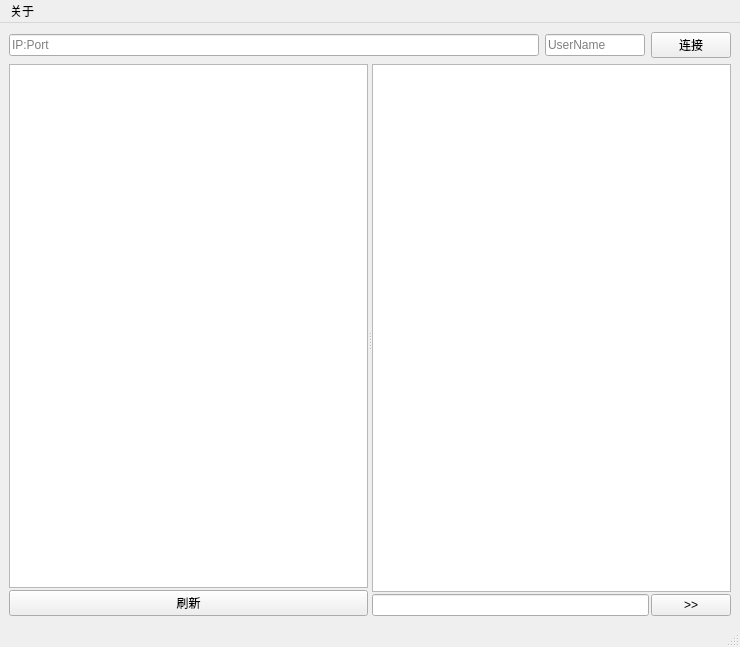
Before: the Qt Designer form mainwindow.ui in I-Info/QAQ-Desktop-Qt, drawn with Qt 5.
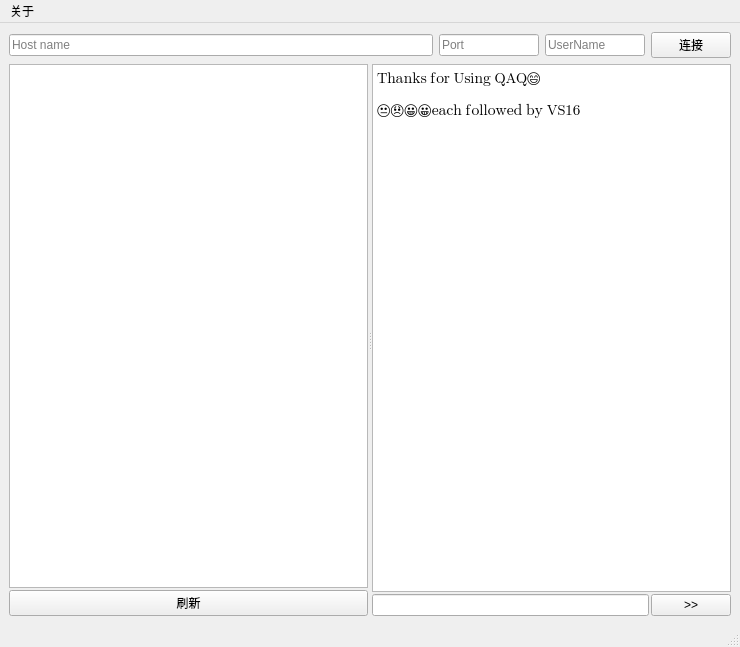
After: the same form once the commit is applied.

Commit message: Host name support

```diff
--- a/mainwindow.ui
+++ b/mainwindow.ui
@@ -28,7 +28,23 @@
            <string/>
           </property>
           <property name="placeholderText">
-           <string>IP:Port</string>
+           <string>Host name</string>
+          </property>
+         </widget>
+        </item>
+        <item>
+         <widget class="QLineEdit" name="serverPort">
+          <property name="maximumSize">
+           <size>
+            <width>100</width>
+            <height>16777215</height>
+           </size>
+          </property>
+          <property name="maxLength">
+           <number>32768</number>
+          </property>
+          <property name="placeholderText">
+           <string>Port</string>
           </property>
          </widget>
         </item>
@@ -110,12 +126,30 @@
           </property>
           <item>
            <widget class="QTextBrowser" name="textBox">
+            <property name="font">
+             <font>
+              <family>Noto Color Emoji</family>
+             </font>
+            </property>
             <property name="mouseTracking">
              <bool>false</bool>
             </property>
+            <property name="styleSheet">
+             <string notr="true">Text{
+font.hintingPreference: Font.PreferNoHinting
+}</string>
+            </property>
             <property name="readOnly">
              <bool>true</bool>
             </property>
+            <property name="html">
+             <string>&lt;!DOCTYPE HTML PUBLIC &quot;-//W3C//DTD HTML 4.0//EN&quot; &quot;http://www.w3.org/TR/REC-html40/strict.dtd&quot;&gt;
+&lt;html&gt;&lt;head&gt;&lt;meta name=&quot;qrichtext&quot; content=&quot;1&quot; /&gt;&lt;style type=&quot;text/css&quot;&gt;
+p, li { white-space: pre-wrap; }
+&lt;/style&gt;&lt;/head&gt;&lt;body style=&quot; font-family:'Noto Color Emoji'; font-size:11pt; font-weight:400; font-style:normal;&quot;&gt;
+&lt;p style=&quot; margin-top:12px; margin-bottom:12px; margin-left:0px; margin-right:0px; -qt-block-indent:0; text-indent:0px;&quot;&gt;&lt;span style=&quot; font-family:'Noto Sans CJK SC';&quot;&gt;Thanks for Using QAQ😄&lt;/span&gt;&lt;/p&gt;
+&lt;p style=&quot; margin-top:12px; margin-bottom:12px; margin-left:0px; margin-right:0px; -qt-block-indent:0; text-indent:0px;&quot;&gt;&lt;span style=&quot; font-family:'Noto Sans Khmer UI';&quot;&gt;😐️😞️😀️😀️️each followed by VS16&lt;/span&gt;&lt;/p&gt;&lt;/body&gt;&lt;/html&gt;</string>
+            </property>
            </widget>
           </item>
           <item>
```
The commit also changes 3 other files.
